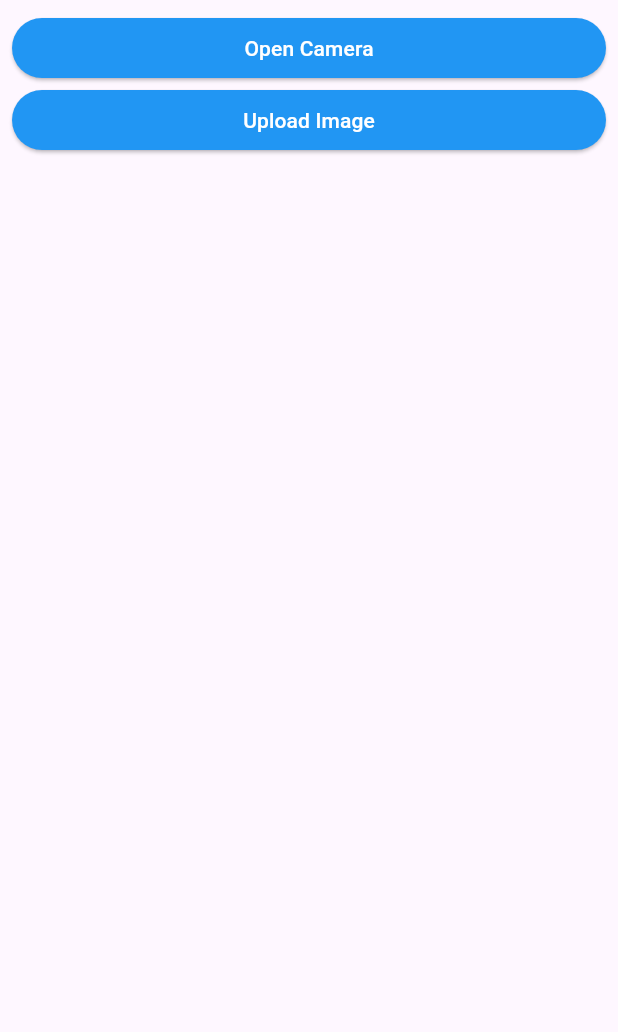
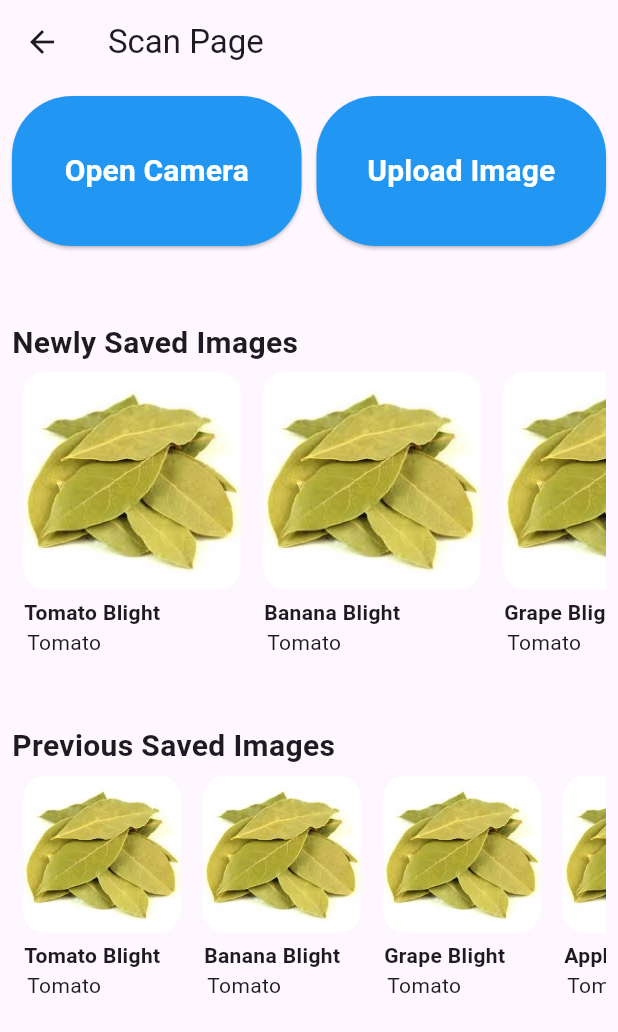
Before and after one commit to brentibanez331/plant-disease-thesis, a Flutter app: the ScanPage screen opened directly, on a phone screen of 412 x 824 dp. Shown: the top 1032 px of the screen. Run offline on Flutter 3.47's test engine with Material 3 defaults, Android fonts, the phone set to English and light mode, and no system bars; our stand-ins replace firebase_auth, firebase_core, flutter_dotenv, image_picker; accounts and stored records are empty.

Commit message:
:sparkles: add contents to scan page

```diff
--- a/lib/pages/dashboard.dart
+++ b/lib/pages/dashboard.dart
@@ -14,15 +14,15 @@ class _DashboardState extends State<Dashboard> {
   int currentPageIndex = 0;
 
   final List<Widget> _pages = [
-    HomePage(),
-    ScanPage(),
+    const HomePage(),
+    const ScanPage(),
   ];
 
   void showDialogTrigger() {
     showDialog(
         context: context,
         builder: (BuildContext context) {
-          return (Text("asdfasdf"));
+          return (const Text("asdfasdf"));
         });
   }
 
@@ -46,7 +46,7 @@ class _DashboardState extends State<Dashboard> {
         child: Scaffold(
           appBar: AppBar(
               // automaticallyImplyLeading: false,
-              title: Text("Dashboard"),
+              title: const Text("Dashboard"),
               foregroundColor: Colors.white,
               backgroundColor: Colors.blue,
               actions: [
@@ -54,12 +54,17 @@ class _DashboardState extends State<Dashboard> {
                   onSelected: (value) {
                     if (value == 'Logout') {
                       _logout();
+                    } else if (value == 'Settings') {
+                      //_settings();
                     }
                   },
                   icon: const Icon(Icons.more_vert),
                   itemBuilder: (BuildContext context) {
                     return [
-                      PopupMenuItem(value: "Logout", child: Text("Logout"))
+                      const PopupMenuItem(
+                          value: "Logout", child: Text("Logout")),
+                      const PopupMenuItem(
+                          value: "Settings", child: Text("Settings"))
                     ];
                   },
                 )
@@ -75,7 +80,7 @@ class _DashboardState extends State<Dashboard> {
               });
             },
             selectedIndex: currentPageIndex,
-            destinations: [
+            destinations: const [
               NavigationDestination(
                 icon: Icon(Icons.home_outlined),
                 label: 'Home',
--- a/lib/pages/scan.dart
+++ b/lib/pages/scan.dart
@@ -1,9 +1,9 @@
-import "dart:io";
-
-import "package:flutter/material.dart";
-import "package:image_picker/image_picker.dart";
-import "package:thesis/pages/scan_result.dart";
-import "package:thesis/services/camera_service.dart";
+import 'dart:io';
+import 'package:flutter/material.dart';
+import 'package:image_picker/image_picker.dart';
+import 'package:thesis/pages/scan_result.dart';
+import 'package:thesis/services/camera_service.dart';
+import 'package:thesis/utils/containerWidgets.dart';
 
 class ScanPage extends StatefulWidget {
   const ScanPage({Key? key}) : super(key: key);
@@ -21,53 +21,172 @@ class _ScanPageState extends State<ScanPage> {
       Navigator.push(
         context,
         MaterialPageRoute(
-              builder: (context) => ScanResultPage(xImage: pickedFile)));
+          builder: (context) => ScanResultPage(xImage: pickedFile),
+        ),
+      );
     }
   }
 
   Future<void> _openGallery() async {
     final XFile? pickedFile = await CameraService.pickImageFromGallery();
     if (pickedFile != null) {
-      // image = File(pickedFile.path);
       Navigator.push(
         context,
         MaterialPageRoute(
-              builder: (context) => ScanResultPage(xImage: pickedFile)));
+          builder: (context) => ScanResultPage(xImage: pickedFile),
+        ),
+      );
     }
   }
 
+  // List of button titles
+  final List<String> buttonTitles = [
+    'Tomato Blight',
+    'Tomato',
+    'Lo'
+    // Add more titles as needed
+  ];
+
   @override
   Widget build(BuildContext context) {
-    return Container(
-        child: Padding(
+    return Scaffold(
+      appBar: AppBar(
+        title: const Text('Scan Page'),
+      ),
+      body: Padding(
         padding: const EdgeInsets.all(8.0),
         child: Column(
           children: [
-          SizedBox(
-              width: double.maxFinite,
+            Row(
+              mainAxisAlignment: MainAxisAlignment.spaceEvenly,
+              children: [
+                Expanded(
                   child: ElevatedButton(
                     onPressed: _openCamera,
-                child: Text("Open Camera"),
                     style: ElevatedButton.styleFrom(
                         backgroundColor: Colors.blue,
-                    foregroundColor: Colors.white),
-              )),
-          SizedBox(
-              width: double.maxFinite,
+                        foregroundColor: Colors.white,
+                        minimumSize: const Size(20, 100),
+                        shape: RoundedRectangleBorder(
+                            borderRadius: BorderRadius.circular(40))),
+                    child: const Text(
+                      "Open Camera",
+                      style:
+                          TextStyle(fontSize: 20, fontWeight: FontWeight.bold),
+                    ),
+                  ),
+                ),
+                const SizedBox(width: 10), // Add some space between the buttons
+                Expanded(
                   child: ElevatedButton(
                     onPressed: _openGallery,
-                child: Text("Upload Image"),
                     style: ElevatedButton.styleFrom(
                         backgroundColor: Colors.blue,
-                    foregroundColor: Colors.white),
-              )),
+                        foregroundColor: Colors.white,
+                        minimumSize: const Size(20, 100),
+                        shape: RoundedRectangleBorder(
+                            borderRadius: BorderRadius.circular(40))),
+                    child: const Text(
+                      "Upload Image",
+                      style:
+                          TextStyle(fontSize: 20, fontWeight: FontWeight.bold),
+                    ),
+                  ),
+                ),
+              ],
+            ),
             if (image != null)
               Padding(
                 padding: const EdgeInsets.only(top: 20.0),
                 child: Image.file(image!),
               ),
+            const SizedBox(
+              child: Align(
+                alignment: Alignment.centerLeft,
+                child: Padding(
+                  padding: EdgeInsets.only(top: 50.0),
+                  child: Text(
+                    "Newly Saved Images",
+                    style: TextStyle(fontWeight: FontWeight.bold, fontSize: 20),
+                  ),
+                ),
+              ),
+            ),
+            SingleChildScrollView(
+              scrollDirection: Axis.horizontal,
+              child: Row(
+                children: [
+                  Containerwidgets().historyButton(
+                      context,
+                      'img/leafSample.jpeg',
+                      'Tomato Blight',
+                      'Tomato',
+                      160,
+                      200),
+                  Containerwidgets().historyButton(
+                      context,
+                      'img/leafSample.jpeg',
+                      'Banana Blight',
+                      'Tomato',
+                      160,
+                      200),
+                  Containerwidgets().historyButton(
+                      context,
+                      'img/leafSample.jpeg',
+                      'Grape Blight',
+                      'Tomato',
+                      160,
+                      200),
+                  Containerwidgets().historyButton(context,
+                      'img/leafSample.jpeg', 'Apple Blight', 'Tomato', 160, 200)
                 ],
               ),
-    ));
+            ),
+            const SizedBox(
+              child: Align(
+                alignment: Alignment.centerLeft,
+                child: Padding(
+                  padding: EdgeInsets.only(top: 40.0),
+                  child: Text(
+                    "Previous Saved Images",
+                    style: TextStyle(fontWeight: FontWeight.bold, fontSize: 20),
+                  ),
+                ),
+              ),
+            ),
+            SingleChildScrollView(
+              scrollDirection: Axis.horizontal,
+              child: Row(
+                children: [
+                  Containerwidgets().historyButton(
+                      context,
+                      'img/leafSample.jpeg',
+                      'Tomato Blight',
+                      'Tomato',
+                      120,
+                      160),
+                  Containerwidgets().historyButton(
+                      context,
+                      'img/leafSample.jpeg',
+                      'Banana Blight',
+                      'Tomato',
+                      120,
+                      160),
+                  Containerwidgets().historyButton(
+                      context,
+                      'img/leafSample.jpeg',
+                      'Grape Blight',
+                      'Tomato',
+                      120,
+                      160),
+                  Containerwidgets().historyButton(context,
+                      'img/leafSample.jpeg', 'Apple Blight', 'Tomato', 120, 160)
+                ],
+              ),
+            ),
+          ],
+        ),
+      ),
+    );
   }
 }
--- /dev/null
+++ b/lib/utils/containerWidgets.dart
@@ -0,0 +1,66 @@
+import 'package:flutter/material.dart';
+
+class Containerwidgets {
+  Widget historyButton(
+    BuildContext context,
+    String imgPath,
+    String mainText,
+    String subText,
+    double width,
+    double height,
+  ) {
+    return Container(
+      child: InkWell(
+        splashColor: const Color.fromARGB(255, 75, 89, 100).withAlpha(30),
+        onTap: () {
+          debugPrint('Tapped');
+        },
+        child: SizedBox(
+          width: width, //160
+          height: height, //200
+          child: Padding(
+            // Add padding around the entire content
+            padding:
+                const EdgeInsets.all(5.0), // Ensures equal padding on all sides
+            child: Column(
+              children: [
+                Expanded(
+                  child: ClipRRect(
+                    borderRadius: BorderRadius.circular(15),
+                    child: Image.asset(
+                      imgPath,
+                      fit: BoxFit.cover, // Ensure the image scales properly.
+                    ),
+                  ),
+                ),
+                Padding(
+                  padding: const EdgeInsets.only(
+                      top: 5.0, left: 3), // Adjust text padding if needed
+                  child: Align(
+                    alignment: Alignment.centerLeft,
+                    child: Text(
+                      mainText,
+                      style: const TextStyle(
+                        fontWeight: FontWeight.bold,
+                      ),
+                    ),
+                  ),
+                ),
+                Padding(
+                  padding: const EdgeInsets.only(
+                      left: 5.0), // Consistent text padding
+                  child: Align(
+                    alignment: Alignment.centerLeft,
+                    child: Text(
+                      subText,
+                    ),
+                  ),
+                ),
+              ],
+            ),
+          ),
+        ),
+      ),
+    );
+  }
+}
--- a/pubspec.yaml
+++ b/pubspec.yaml
@@ -26,3 +26,5 @@ flutter:
 
   assets:
     - .env
+
+    - img/leafSample.jpeg
```
Also changed, not shown: img/leafSample.jpeg (added). Lines whose indentation alone changed are shown as unchanged.
